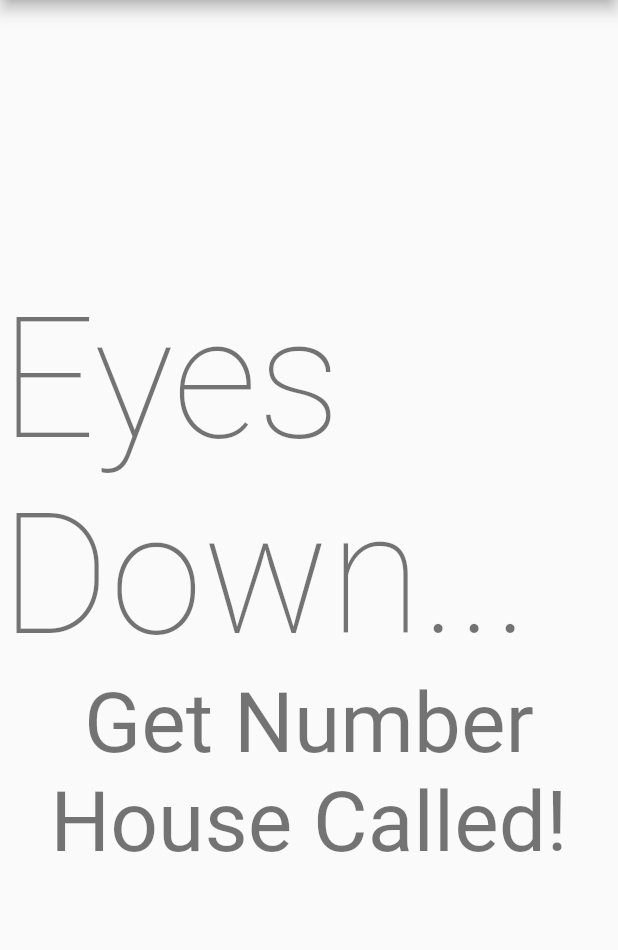
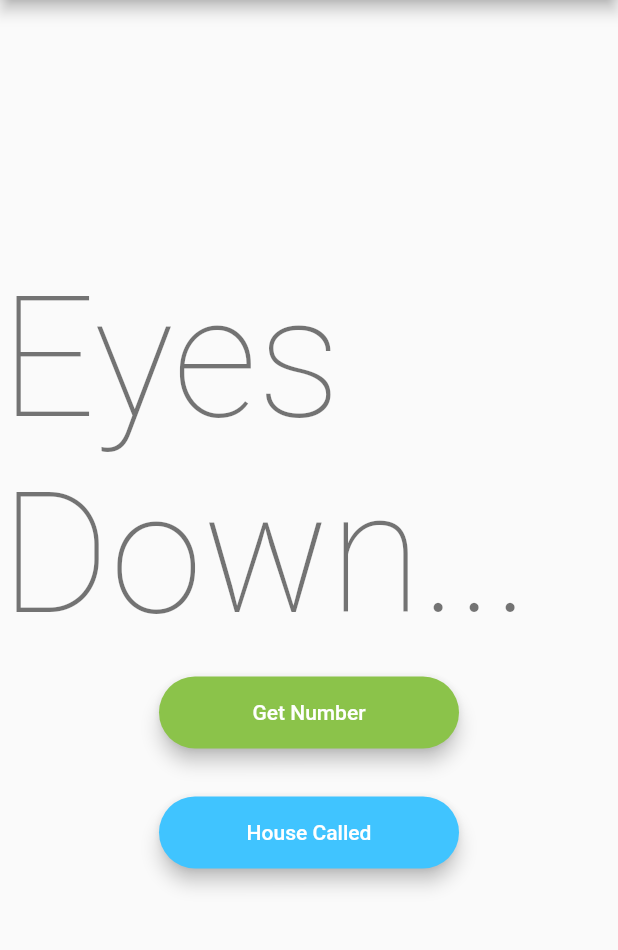
Before and after one commit to waspyfaeleith/flutter_dart_bingo_machine, a Flutter app: the screen it shows after launch, on a phone screen of 412 x 824 dp, the part 84-1034 px from its top. Run offline on Flutter 3.47's test engine with Material 2 defaults, Android fonts, the phone set to English and light mode, and no system bars.

Commit message:
called numbers now showing on a separate screen

```diff
--- /dev/null
+++ b/lib/components/rounded_button.dart
@@ -0,0 +1,33 @@
+import 'package:flutter/cupertino.dart';
+import 'package:flutter/material.dart';
+
+class RoundedButton extends StatelessWidget {
+  final String title;
+  final Color color;
+  final Function onPressed;
+
+  RoundedButton({this.title, this.color, @required this.onPressed});
+
+  @override
+  Widget build(BuildContext context) {
+    return Padding(
+      padding: EdgeInsets.symmetric(vertical: 16.0),
+      child: Material(
+        elevation: 5.0,
+        color: color,
+        borderRadius: BorderRadius.circular(30.0),
+        child: MaterialButton(
+          onPressed: onPressed,
+          minWidth: 200.0,
+          height: 42.0,
+          child: Text(
+            title,
+            style: TextStyle(
+              color: Colors.white,
+            ),
+          ),
+        ),
+      ),
+    );
+  }
+}
--- a/lib/main.dart
+++ b/lib/main.dart
@@ -2,6 +2,8 @@ import 'package:flutter/material.dart';
 import 'dart:math';
 
 import 'package:my_fun_app/check_screen.dart';
+
+import 'components/rounded_button.dart';
 
 void main() {
   runApp(MyApp());
@@ -31,7 +33,6 @@ class MyHomePage extends StatefulWidget {
 }
 
 class _MyHomePageState extends State<MyHomePage> {
-  int _counter = 0;
 
   var numbers = new List<int>.generate(90, (i) => i + 1);
 
@@ -43,14 +44,6 @@ class _MyHomePageState extends State<MyHomePage> {
       numbers = new List<int>.generate(90, (i) => i + 1);
       calledNumbers = List.filled(90, 0);
       calledNumber = 0;
-    });
-
-  }
-
-  void _incrementCounter() {
-    setState(() {
-      _counter++;
-
     });
   }
 
@@ -74,27 +67,20 @@ class _MyHomePageState extends State<MyHomePage> {
 
           mainAxisAlignment: MainAxisAlignment.center,
           children: <Widget>[
-            // Text(
-            //   '$calledNumbers',
-            // ),
             Text(
               calledNumber == 0  ? 'Eyes Down...' : '$calledNumber',
               style: Theme.of(context).textTheme.headline1,
             ),
-            FlatButton(
-              child: Text('Get Number', style: Theme.of(context).textTheme.headline2,),
+            RoundedButton(
+              title: 'Get Number',
+              color: Colors.lightGreen,
               onPressed: () {
                 _getNextNumber();
               }
             ),
-            FlatButton(
-                //child: Text('New Game', style: Theme.of(context).textTheme.headline2,),
-                //onPressed: () {
-                //  _reset();
-                //}
-              child: Text('House Called!',
-                style: Theme.of(context).textTheme.headline2,
-              ),
+            RoundedButton(
+              title: 'House Called',
+              color: Colors.lightBlueAccent,
               onPressed: () {
                 Navigator.push(
                   context,
```
Also changed, not shown: lib/check_screen.dart (+35 -21 lines).
